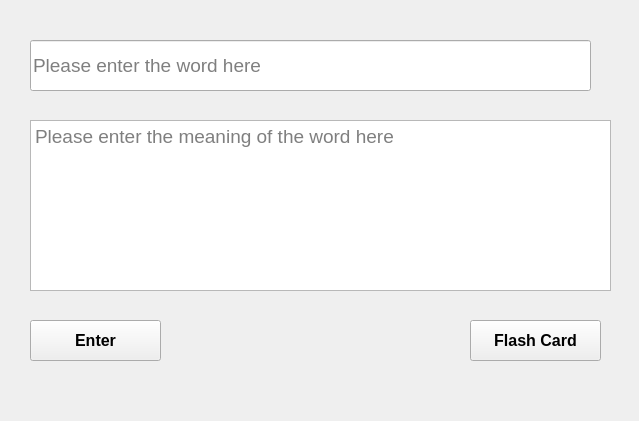
brainbrain02/Personal-Dictionary, file second.ui: the form before one commit.
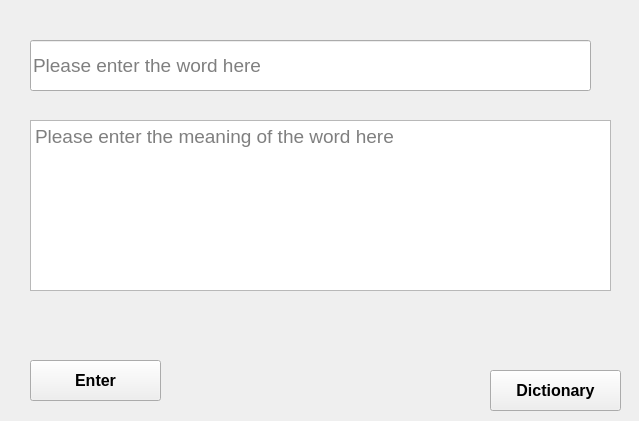
The form after the commit.

Commit message: Created the 3rd page, seperated the dictionary (.json) and current word list (.txt), debuged some data storing error.

The edit to the form file:
```diff
--- a/second.ui
+++ b/second.ui
@@ -16,8 +16,8 @@
   <widget class="QPushButton" name="change_btn">
    <property name="geometry">
     <rect>
-     <x>470</x>
-     <y>320</y>
+     <x>490</x>
+     <y>370</y>
      <width>131</width>
      <height>41</height>
     </rect>
@@ -30,7 +30,7 @@
     </font>
    </property>
    <property name="text">
-    <string>Flash Card</string>
+    <string>Dictionary</string>
    </property>
   </widget>
   <widget class="QTextEdit" name="meaning_entry">
@@ -56,7 +56,7 @@
    <property name="geometry">
     <rect>
      <x>30</x>
-     <y>320</y>
+     <y>360</y>
      <width>131</width>
      <height>41</height>
     </rect>
```
The commit also changes 8 other files.
